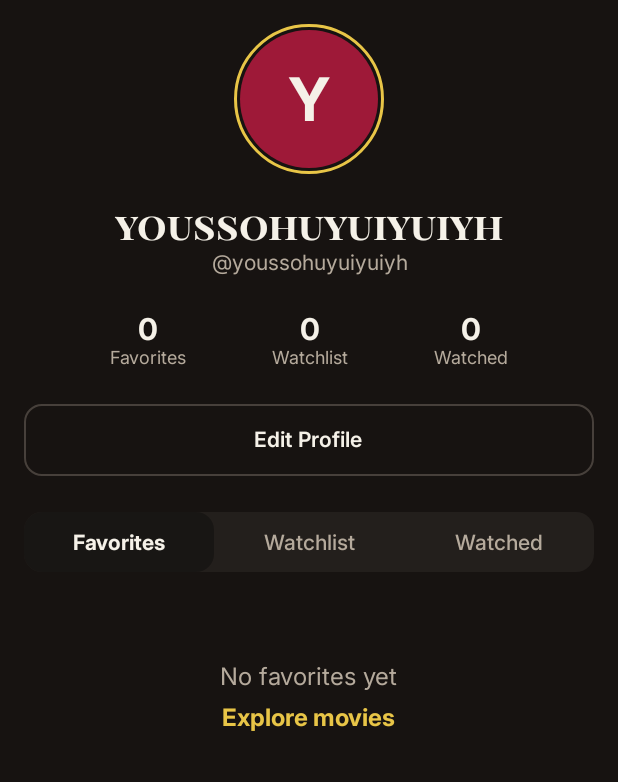
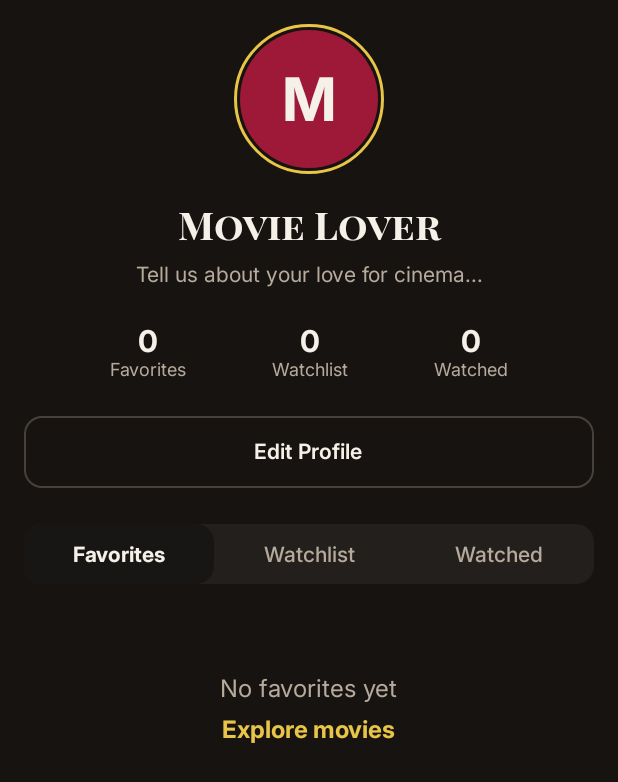
Before and after one commit to Tarik-Lotfy/Capstone-Project-DEPI, an Android app built with Jetpack Compose: the composable ProfileScreen shown on its own in the app's theme, on a phone screen of 412 x 824 dp. Shown: the top 782 px of the screen. Run offline under Robolectric (Android 15) with nearby library versions, the phone set to English and light mode, and no system bars; our stand-ins replace Firebase (no records; nobody signed in at launch, a user with empty details on screens opened directly), Room's generated code, Voyager; pictures from the network do not load.

Commit message:
Edit Profile

```diff
--- a/app/src/main/java/com/example/moviestime/ui/navigation/VoyagerScreens.kt
+++ b/app/src/main/java/com/example/moviestime/ui/navigation/VoyagerScreens.kt
@@ -147,6 +147,7 @@ object ProfileScreenRoute : Screen {
         val navigator = LocalNavigator.currentOrThrow
         val topBarState = LocalAppTopBarState.current
         val mainViewModel = LocalMainViewModel.current
+        val authViewModel: AuthViewModel = viewModel()
         val themeViewModel: ThemeViewModel = viewModel()
         val languageViewModel: LanguageViewModel = viewModel()
 
@@ -168,6 +169,7 @@ object ProfileScreenRoute : Screen {
         }
 
         ProfileScreenContent(
+            authViewModel = authViewModel,
             mainViewModel = mainViewModel,
             onMovieClick = { movieId ->
                 navigator.push(MovieDetailsScreenRoute(movieId))
--- a/app/src/main/java/com/example/moviestime/ui/screens/EditProfile.kt
+++ b/app/src/main/java/com/example/moviestime/ui/screens/EditProfile.kt
@@ -49,6 +49,8 @@ class EditProfileScreen : Screen {
                 onBack = { navigator.pop() },
                 trailingContent = null
             )
+            // Reload profile when opening edit screen
+            authViewModel.loadUserProfile()
         }
 
         EditProfileScreenContent(
--- a/app/src/main/java/com/example/moviestime/ui/screens/ProfileScreen.kt
+++ b/app/src/main/java/com/example/moviestime/ui/screens/ProfileScreen.kt
@@ -36,6 +36,7 @@ import com.example.moviestime.ui.navigation.MovieDetailsScreenRoute
 import com.example.moviestime.ui.navigation.SettingsScreenRoute
 import com.example.moviestime.ui.theme.Inter
 import com.example.moviestime.ui.theme.PlayFair
+import com.example.moviestime.viewmodel.AuthViewModel
 import com.example.moviestime.viewmodel.MainViewModel
 
 object ProfileScreen : Screen {
@@ -44,6 +45,7 @@ object ProfileScreen : Screen {
         val navigator = LocalNavigator.currentOrThrow
         val topBarState = LocalAppTopBarState.current
         val mainViewModel: MainViewModel = viewModel()
+        val authViewModel: AuthViewModel = viewModel()
 
         LaunchedEffect(Unit) {
             topBarState.value = AppTopBarConfig(
@@ -51,7 +53,7 @@ object ProfileScreen : Screen {
                 showBack = false,
                 onBack = null,
                 trailingContent = {
-                    IconButton(onClick = { navigator.push(SettingsScreen) }) {
+                    IconButton(onClick = { navigator.push(SettingsScreenRoute) }) {
                         Icon(
                             imageVector = Icons.Outlined.Settings,
                             contentDescription = "Settings",
@@ -63,6 +65,7 @@ object ProfileScreen : Screen {
         }
 
         ProfileScreenContent(
+            authViewModel = authViewModel,
             mainViewModel = mainViewModel,
             onMovieClick = { navigator.push(MovieDetailsScreenRoute(it)) },
             onEditProfile = { navigator.push(EditProfileScreen()) }
@@ -72,10 +75,12 @@ object ProfileScreen : Screen {
 
 @Composable
 fun ProfileScreenContent(
+    authViewModel: AuthViewModel,
     mainViewModel: MainViewModel = viewModel(),
     onMovieClick: (Int) -> Unit,
     onEditProfile: () -> Unit
 ) {
+    val userProfile by authViewModel.userProfile.collectAsState()
     val favorites by mainViewModel.favorites.collectAsState()
     val watchlist by mainViewModel.watchlist.collectAsState()
     val watched by mainViewModel.watched.collectAsState()
@@ -89,6 +94,10 @@ fun ProfileScreenContent(
 
     var selectedTabIndex by remember { mutableIntStateOf(0) }
     val tabs = listOf("Favorites", "Watchlist", "Watched")
+
+    val displayName = userProfile.name.ifEmpty { "Movie Lover" }
+    val initials = if (displayName.isNotEmpty()) displayName.take(1).uppercase() else "U"
+    val username = if (userProfile.email.isNotEmpty()) userProfile.email.substringBefore("@") else displayName.lowercase()
 
     Column(
         modifier = Modifier
@@ -106,19 +115,30 @@ fun ProfileScreenContent(
                 .background(primaryColor),
             contentAlignment = Alignment.Center
         ) {
+            if (userProfile.photoUrl != null && userProfile.photoUrl!!.isNotEmpty()) {
+                AsyncImage(
+                    model = userProfile.photoUrl,
+                    contentDescription = "Profile",
+                    contentScale = ContentScale.Crop,
+                    modifier = Modifier
+                        .fillMaxSize()
+                        .clip(CircleShape)
+                )
+            } else {
                 Text(
-                text = "Y",
+                    text = initials,
                     fontFamily = Inter,
                     fontWeight = FontWeight.Bold,
                     fontSize = 40.sp,
                     color = textColor
                 )
             }
+        }
 
         Spacer(Modifier.height(16.dp))
 
         Text(
-            text = "youssohuyuiyuiyh",
+            text = displayName,
             fontFamily = PlayFair,
             fontWeight = FontWeight.Bold,
             fontSize = 26.sp,
@@ -126,13 +146,28 @@ fun ProfileScreenContent(
             textAlign = TextAlign.Center
         )
 
+        if (userProfile.bio.isNotEmpty()) {
+            Spacer(Modifier.height(8.dp))
             Text(
-            text = "@youssohuyuiyuiyh",
+                text = userProfile.bio,
                 fontFamily = Inter,
                 fontSize = 14.sp,
                 color = mutedColor,
+                textAlign = TextAlign.Center,
+                maxLines = 2
+            )
+        }
+
+        if (userProfile.email.isNotEmpty()) {
+            Spacer(Modifier.height(4.dp))
+            Text(
+                text = userProfile.email,
+                fontFamily = Inter,
+                fontSize = 12.sp,
+                color = mutedColor.copy(alpha = 0.7f),
                 textAlign = TextAlign.Center
             )
+        }
 
         Spacer(Modifier.height(24.dp))
 
```
Also changed, not shown: app/src/main/java/com/example/moviestime/ui/screens/Settings.kt (+0 -9 lines), app/src/main/java/com/example/moviestime/viewmodel/AuthViewModel.kt (+4 -5 lines). Lines whose indentation alone changed are shown as unchanged.
